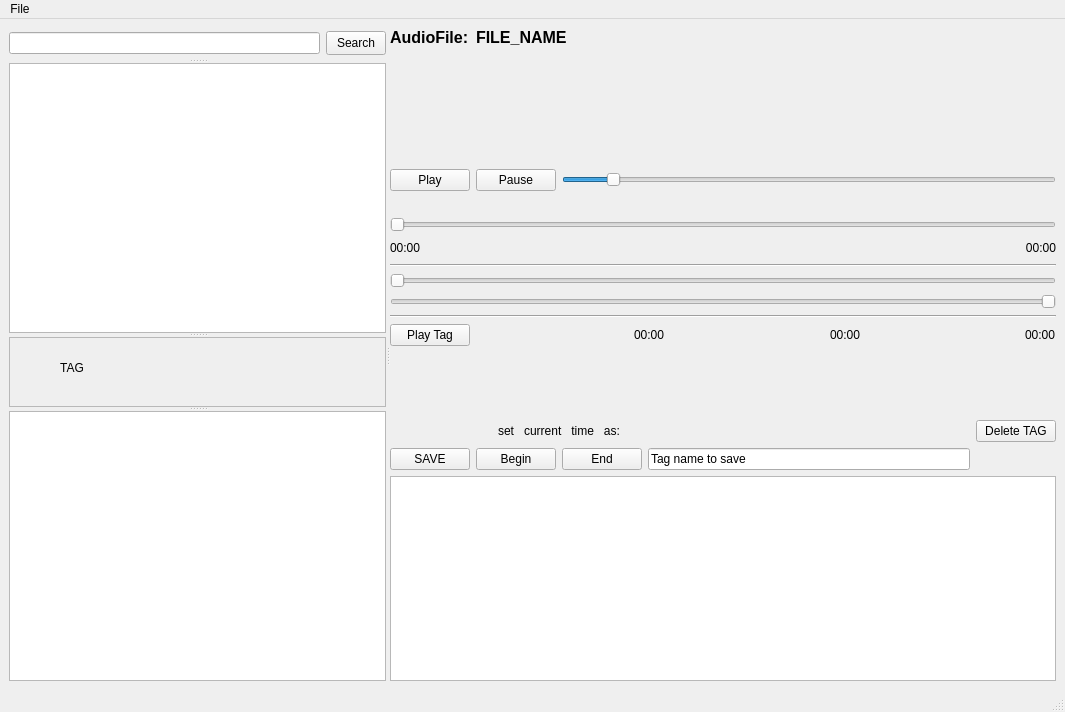
scoute/My_QtPlayer, file mainwindow.ui: the form before one commit.
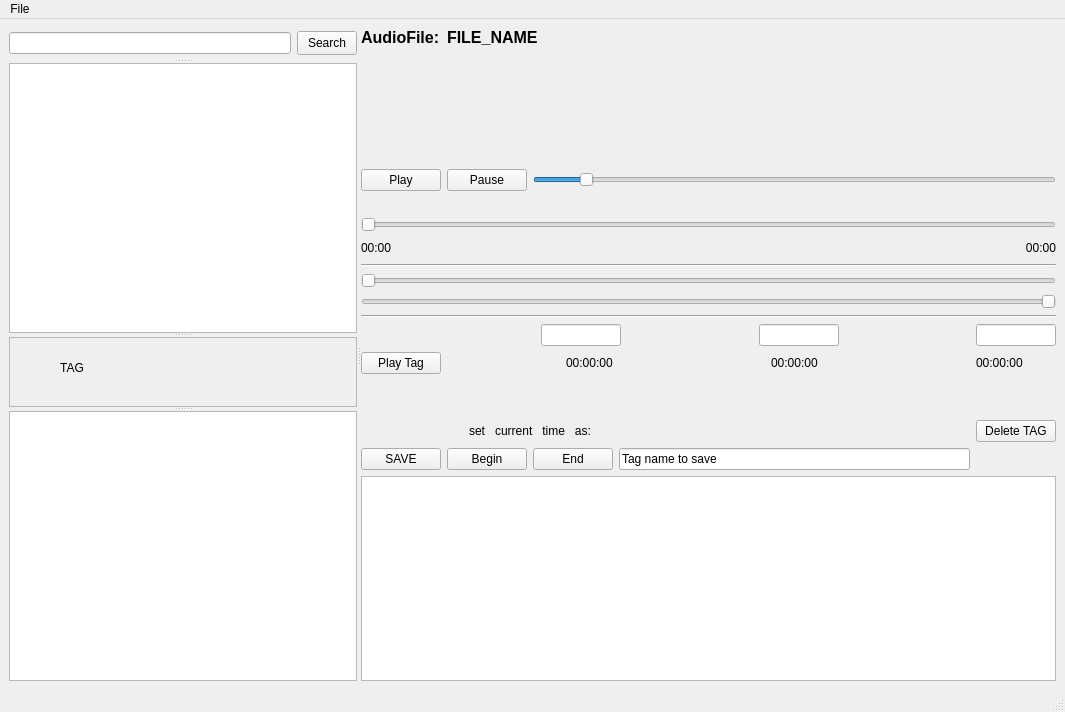
The form after the commit.

Commit message: Добавлены LineEdit для редактирования милисекунд (это надо для очень длинных мелодий, так как шаг ползунка становится гранулярно большим)

Patch:
```diff
--- a/mainwindow.ui
+++ b/mainwindow.ui
@@ -206,6 +206,12 @@
            <layout class="QHBoxLayout" name="horizontalLayout">
             <item>
              <widget class="QLabel" name="label_CurrTime">
+              <property name="minimumSize">
+               <size>
+                <width>80</width>
+                <height>0</height>
+               </size>
+              </property>
               <property name="text">
                <string>00:00</string>
               </property>
@@ -226,6 +232,12 @@
             </item>
             <item>
              <widget class="QLabel" name="label_Total_Time">
+              <property name="minimumSize">
+               <size>
+                <width>80</width>
+                <height>0</height>
+               </size>
+              </property>
               <property name="text">
                <string>00:00</string>
               </property>
@@ -277,6 +289,79 @@
             </property>
            </widget>
           </item>
+          <item>
+           <layout class="QHBoxLayout" name="horizontalLayout_12">
+            <item>
+             <spacer name="horizontalSpacer_8">
+              <property name="orientation">
+               <enum>Qt::Horizontal</enum>
+              </property>
+              <property name="sizeHint" stdset="0">
+               <size>
+                <width>180</width>
+                <height>20</height>
+               </size>
+              </property>
+             </spacer>
+            </item>
+            <item>
+             <widget class="QLineEdit" name="lineEdit_TagStart">
+              <property name="maximumSize">
+               <size>
+                <width>80</width>
+                <height>16777215</height>
+               </size>
+              </property>
+             </widget>
+            </item>
+            <item>
+             <spacer name="horizontalSpacer_7">
+              <property name="orientation">
+               <enum>Qt::Horizontal</enum>
+              </property>
+              <property name="sizeHint" stdset="0">
+               <size>
+                <width>40</width>
+                <height>20</height>
+               </size>
+              </property>
+             </spacer>
+            </item>
+            <item>
+             <widget class="QLineEdit" name="lineEdit_TagFinish">
+              <property name="maximumSize">
+               <size>
+                <width>80</width>
+                <height>16777215</height>
+               </size>
+              </property>
+             </widget>
+            </item>
+            <item>
+             <spacer name="horizontalSpacer_6">
+              <property name="orientation">
+               <enum>Qt::Horizontal</enum>
+              </property>
+              <property name="sizeHint" stdset="0">
+               <size>
+                <width>40</width>
+                <height>20</height>
+               </size>
+              </property>
+             </spacer>
+            </item>
+            <item>
+             <widget class="QLineEdit" name="lineEdit_TagDuration">
+              <property name="maximumSize">
+               <size>
+                <width>80</width>
+                <height>16777215</height>
+               </size>
+              </property>
+             </widget>
+            </item>
+           </layout>
+          </item>
           <item>
            <layout class="QHBoxLayout" name="horizontalLayout_2">
             <item>
@@ -301,8 +386,20 @@
             </item>
             <item>
              <widget class="QLabel" name="label_TAGBeginTime">
+              <property name="minimumSize">
+               <size>
+                <width>80</width>
+                <height>0</height>
+               </size>
+              </property>
+              <property name="maximumSize">
+               <size>
+                <width>80</width>
+                <height>16777215</height>
+               </size>
+              </property>
               <property name="text">
-               <string>00:00</string>
+               <string>00:00:00</string>
               </property>
              </widget>
             </item>
@@ -321,8 +418,20 @@
             </item>
             <item>
              <widget class="QLabel" name="label_TAGEndTime">
+              <property name="minimumSize">
+               <size>
+                <width>80</width>
+                <height>0</height>
+               </size>
+              </property>
+              <property name="maximumSize">
+               <size>
+                <width>80</width>
+                <height>16777215</height>
+               </size>
+              </property>
               <property name="text">
-               <string>00:00</string>
+               <string>00:00:00</string>
               </property>
              </widget>
             </item>
@@ -341,8 +450,23 @@
             </item>
             <item>
              <widget class="QLabel" name="label_TAG_Duration">
+              <property name="enabled">
+               <bool>true</bool>
+              </property>
+              <property name="minimumSize">
+               <size>
+                <width>80</width>
+                <height>0</height>
+               </size>
+              </property>
+              <property name="maximumSize">
+               <size>
+                <width>80</width>
+                <height>16777215</height>
+               </size>
+              </property>
               <property name="text">
-               <string>00:00</string>
+               <string>00:00:00</string>
               </property>
              </widget>
             </item>
```
The commit also changes 4 other files.
